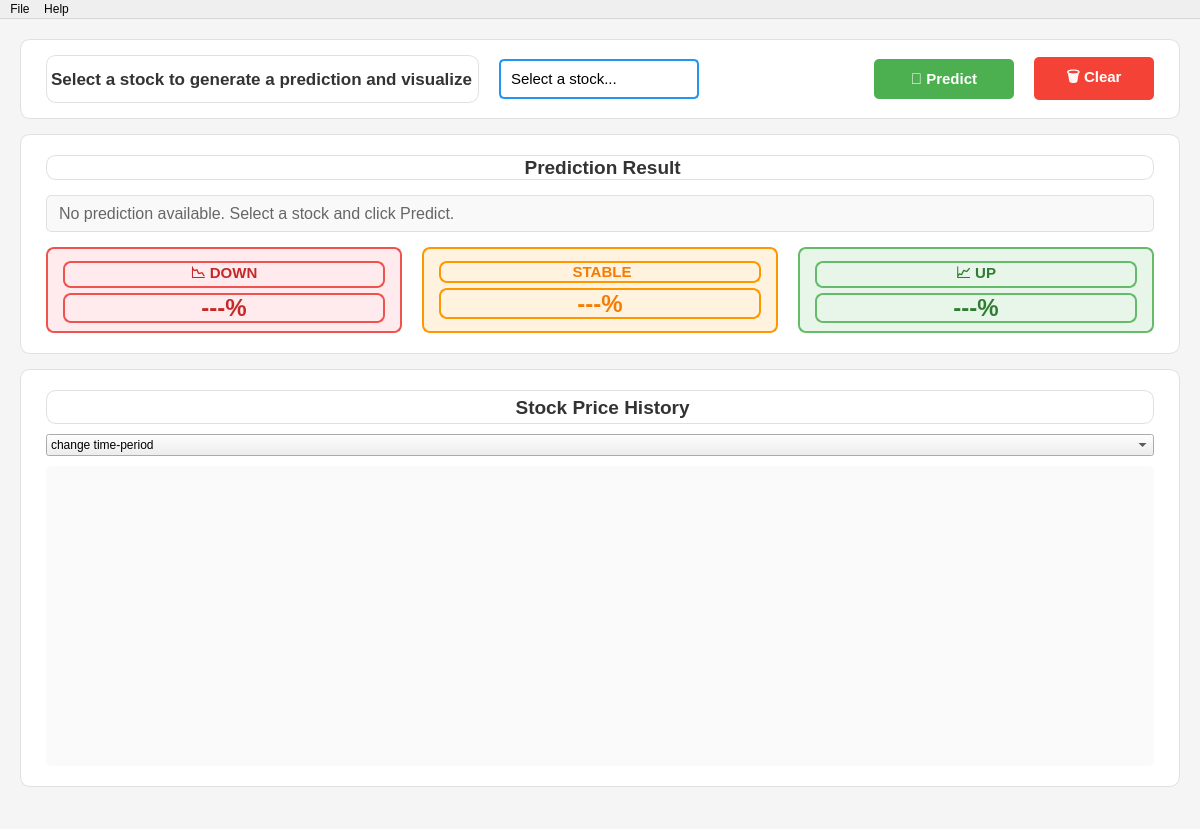
The window that app/src/mainwindow.ui (Psoro77/tensortrend) describes before a commit, drawn with Qt 5.
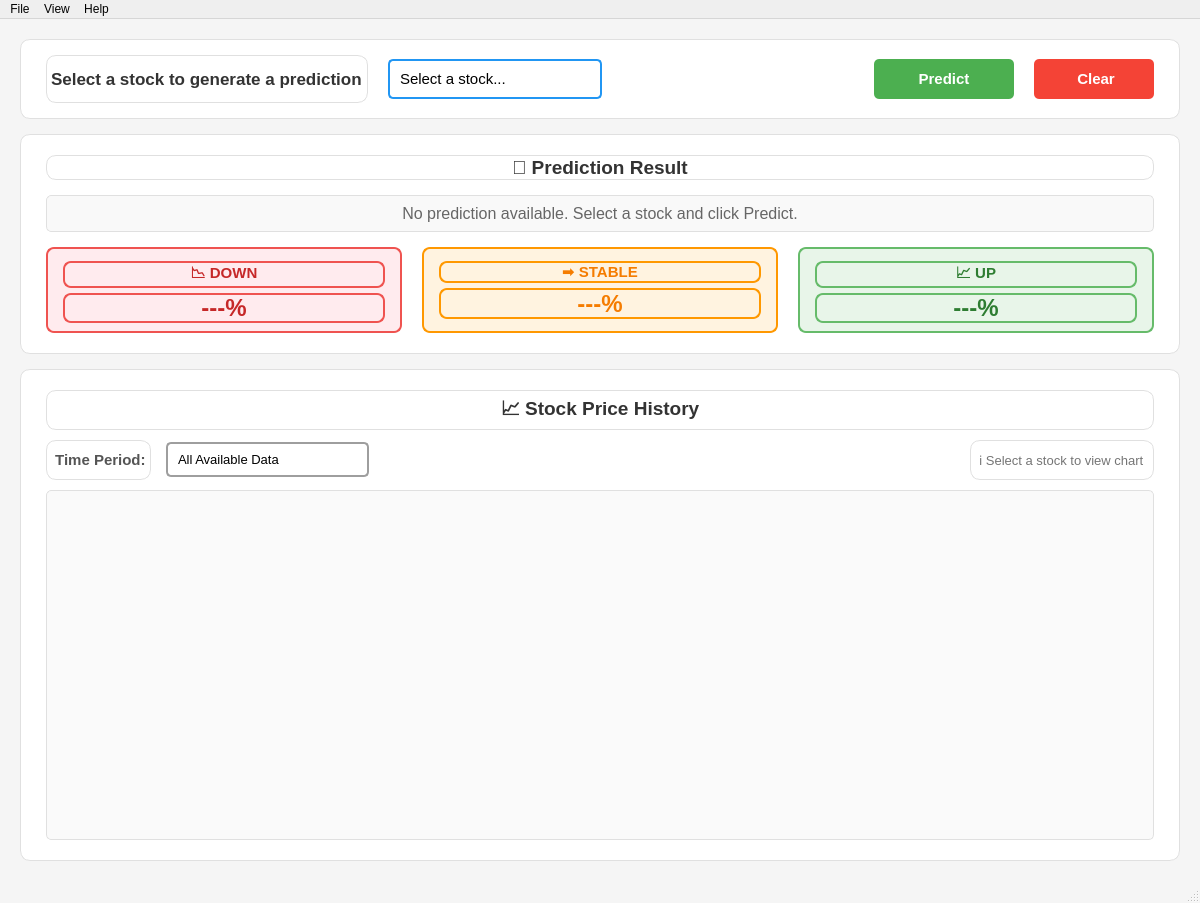
The same window after the commit. Icons and pictures are not drawn.

Commit message: updating ui to change the date  range

```diff
--- a/app/src/mainwindow.ui
+++ b/app/src/mainwindow.ui
@@ -7,7 +7,7 @@
     <x>0</x>
     <y>0</y>
     <width>1200</width>
-    <height>829</height>
+    <height>903</height>
    </rect>
   </property>
   <property name="windowTitle">
@@ -95,7 +95,7 @@
 color: #333333;</string>
          </property>
          <property name="text">
-          <string>Select a stock to generate a prediction and visualize</string>
+          <string>Select a stock to generate a prediction</string>
          </property>
         </widget>
        </item>
@@ -126,7 +126,6 @@
 }
 
 QComboBox::down-arrow {
-    image: url(:/icons/down-arrow.png);
     width: 12px;
     height: 12px;
 }</string>
@@ -138,27 +137,27 @@
          </item>
          <item>
           <property name="text">
-           <string>Coca-Cola</string>
+           <string>🥤 Coca-Cola</string>
           </property>
          </item>
          <item>
           <property name="text">
-           <string>Tesla</string>
+           <string>🚗 Tesla</string>
           </property>
          </item>
          <item>
           <property name="text">
-           <string>Google</string>
+           <string>🔍 Google</string>
           </property>
          </item>
          <item>
           <property name="text">
-           <string>NVIDIA</string>
+           <string>🎮 NVIDIA</string>
           </property>
          </item>
          <item>
           <property name="text">
-           <string>Johnson and Johnson</string>
+           <string>💊 Johnson and Johnson</string>
           </property>
          </item>
         </widget>
@@ -208,7 +207,7 @@
 }</string>
          </property>
          <property name="text">
-          <string>🔮 Predict</string>
+          <string>Predict</string>
          </property>
         </widget>
        </item>
@@ -239,7 +238,7 @@
 }</string>
          </property>
          <property name="text">
-          <string>🗑️ Clear</string>
+          <string> Clear</string>
          </property>
         </widget>
        </item>
@@ -287,11 +286,11 @@
         <widget class="QLabel" name="lblPredictionTitle">
          <property name="styleSheet">
           <string notr="true">font-size: 14pt; 
-            font-weight: bold; 
-            color: #333333;</string>
+font-weight: bold; 
+color: #333333;</string>
          </property>
          <property name="text">
-          <string> Prediction Result</string>
+          <string>🎯 Prediction Result</string>
          </property>
          <property name="alignment">
           <set>Qt::AlignmentFlag::AlignCenter</set>
@@ -316,6 +315,9 @@
          <property name="text">
           <string>No prediction available. Select a stock and click Predict.</string>
          </property>
+         <property name="alignment">
+          <set>Qt::AlignmentFlag::AlignCenter</set>
+         </property>
          <property name="wordWrap">
           <bool>true</bool>
          </property>
@@ -423,7 +425,7 @@
 color: #f57c00;</string>
               </property>
               <property name="text">
-               <string> STABLE</string>
+               <string>➡️ STABLE</string>
               </property>
               <property name="alignment">
                <set>Qt::AlignmentFlag::AlignCenter</set>
@@ -556,7 +558,7 @@
 color: #333333;</string>
          </property>
          <property name="text">
-          <string> Stock Price History</string>
+          <string>📈 Stock Price History</string>
          </property>
          <property name="alignment">
           <set>Qt::AlignmentFlag::AlignCenter</set>
@@ -564,50 +566,137 @@
         </widget>
        </item>
        <item>
-        <widget class="QComboBox" name="comboBox">
+        <layout class="QHBoxLayout" name="horizontalLayout_chart_controls">
+         <property name="spacing">
+          <number>15</number>
+         </property>
          <item>
-          <property name="text">
-           <string>change time-period</string>
-          </property>
+          <widget class="QLabel" name="lblTimePeriod">
+           <property name="styleSheet">
+            <string notr="true">font-size: 11pt;
+font-weight: bold;
+color: #555555;</string>
+           </property>
+           <property name="text">
+            <string> Time Period:</string>
+           </property>
+          </widget>
          </item>
          <item>
-          <property name="text">
-           <string>1 week</string>
-          </property>
+          <widget class="QComboBox" name="comboBox">
+           <property name="minimumSize">
+            <size>
+             <width>180</width>
+             <height>35</height>
+            </size>
+           </property>
+           <property name="toolTip">
+            <string>Select the time period to display on the chart</string>
+           </property>
+           <property name="styleSheet">
+            <string notr="true">QComboBox {
+    border: 2px solid #9E9E9E;
+    border-radius: 5px;
+    padding: 5px 10px;
+    background-color: white;
+    font-size: 10pt;
+}
+
+QComboBox:hover {
+    border: 2px solid #2196F3;
+}
+
+QComboBox:focus {
+    border: 2px solid #1976D2;
+}
+
+QComboBox::drop-down {
+    border: none;
+    width: 30px;
+}
+
+QComboBox::down-arrow {
+    width: 10px;
+    height: 10px;
+}
+
+QComboBox QAbstractItemView {
+    border: 2px solid #2196F3;
+    selection-background-color: #E3F2FD;
+    selection-color: #1976D2;
+}</string>
+           </property>
+           <item>
+            <property name="text">
+             <string>All Available Data</string>
+            </property>
+           </item>
+           <item>
+            <property name="text">
+             <string>Last Week (7 days)</string>
+            </property>
+           </item>
+           <item>
+            <property name="text">
+             <string>Last Month (30 days)</string>
+            </property>
+           </item>
+           <item>
+            <property name="text">
+             <string>Last 6 Months (180 days)</string>
+            </property>
+           </item>
+           <item>
+            <property name="text">
+             <string>Last Year (365 days)</string>
+            </property>
+           </item>
+           <item>
+            <property name="text">
+             <string>Last 5 Years</string>
+            </property>
+           </item>
+          </widget>
          </item>
          <item>
-          <property name="text">
-           <string>1 month</string>
-          </property>
+          <spacer name="horizontalSpacer_2">
+           <property name="orientation">
+            <enum>Qt::Orientation::Horizontal</enum>
+           </property>
+           <property name="sizeHint" stdset="0">
+            <size>
+             <width>40</width>
+             <height>20</height>
+            </size>
+           </property>
+          </spacer>
          </item>
          <item>
-          <property name="text">
-           <string>6 month</string>
-          </property>
+          <widget class="QLabel" name="lblDataPoints">
+           <property name="styleSheet">
+            <string notr="true">font-size: 10pt;
+color: #757575;
+padding: 5px;</string>
+           </property>
+           <property name="text">
+            <string>ℹ️ Select a stock to view chart</string>
+           </property>
+          </widget>
          </item>
-         <item>
-          <property name="text">
-           <string>1 Year</string>
-          </property>
-         </item>
-         <item>
-          <property name="text">
-           <string>5 Year</string>
-          </property>
-         </item>
-        </widget>
+        </layout>
        </item>
        <item>
         <widget class="QWidget" name="chartWidget" native="true">
          <property name="minimumSize">
           <size>
            <width>0</width>
-           <height>300</height>
+           <height>350</height>
           </size>
          </property>
          <property name="styleSheet">
           <string notr="true">background-color: #fafafa; 
-border-radius: 5px;</string>
+border-radius: 5px;
+border: 1px solid #e0e0e0;</string>
          </property>
         </widget>
        </item>
@@ -638,29 +727,68 @@
      <string>Help</string>
     </property>
     <addaction name="actionAbout"/>
+    <addaction name="separator"/>
+    <addaction name="actionDocumentation"/>
+   </widget>
+   <widget class="QMenu" name="menuView">
+    <property name="title">
+     <string>View</string>
+    </property>
+    <addaction name="actionRefresh"/>
    </widget>
    <addaction name="menuFile"/>
+   <addaction name="menuView"/>
    <addaction name="menuHelp"/>
   </widget>
   <widget class="QStatusBar" name="statusbar">
    <property name="styleSheet">
-    <string notr="true">background-color: #f5f5f5; 
-color: #666666;</string>
+    <string notr="true">QStatusBar {
+    background-color: #f5f5f5; 
+    color: #666666;
+    font-size: 10pt;
+    padding: 5px;
+}
+
+QStatusBar::item {
+    border: none;
+}</string>
    </property>
   </widget>
   <action name="actionExport">
    <property name="text">
     <string>Export Results...</string>
    </property>
+   <property name="shortcut">
+    <string>Ctrl+E</string>
+   </property>
   </action>
   <action name="actionExit">
    <property name="text">
     <string>Exit</string>
    </property>
+   <property name="shortcut">
+    <string>Ctrl+Q</string>
+   </property>
   </action>
   <action name="actionAbout">
    <property name="text">
     <string>About</string>
+   </property>
+   <property name="shortcut">
+    <string>F1</string>
+   </property>
+  </action>
+  <action name="actionDocumentation">
+   <property name="text">
+    <string>Documentation</string>
+   </property>
+  </action>
+  <action name="actionRefresh">
+   <property name="text">
+    <string>Refresh</string>
+   </property>
+   <property name="shortcut">
+    <string>F5</string>
    </property>
   </action>
  </widget>
```
The commit also changes 2 other files.
